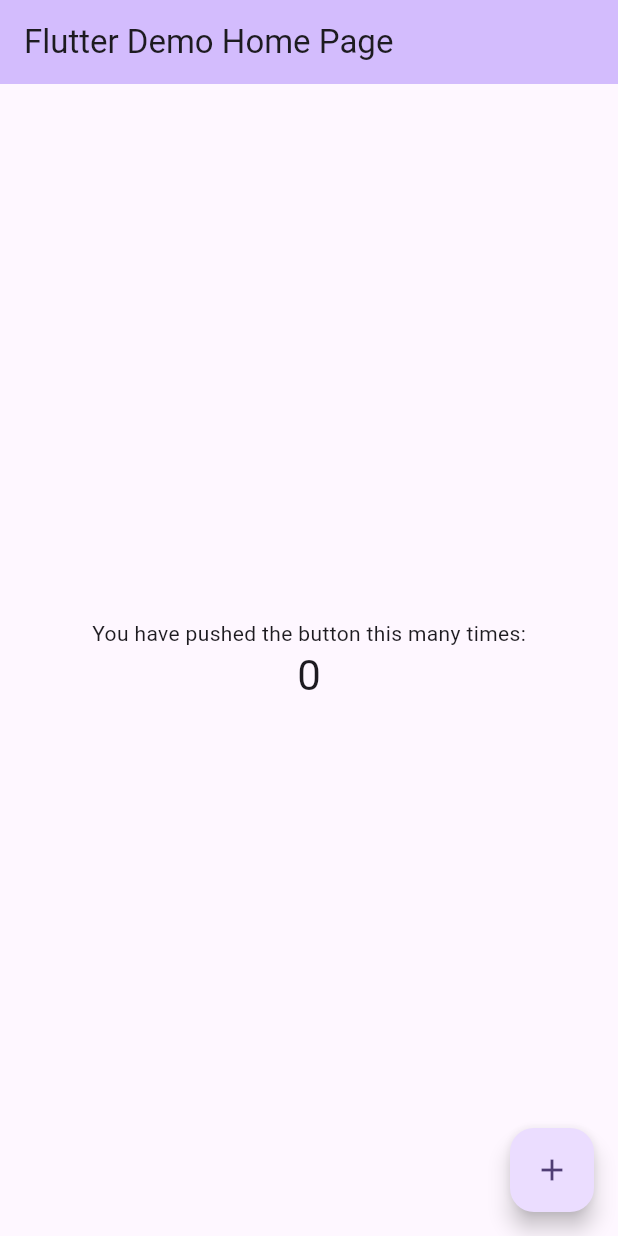
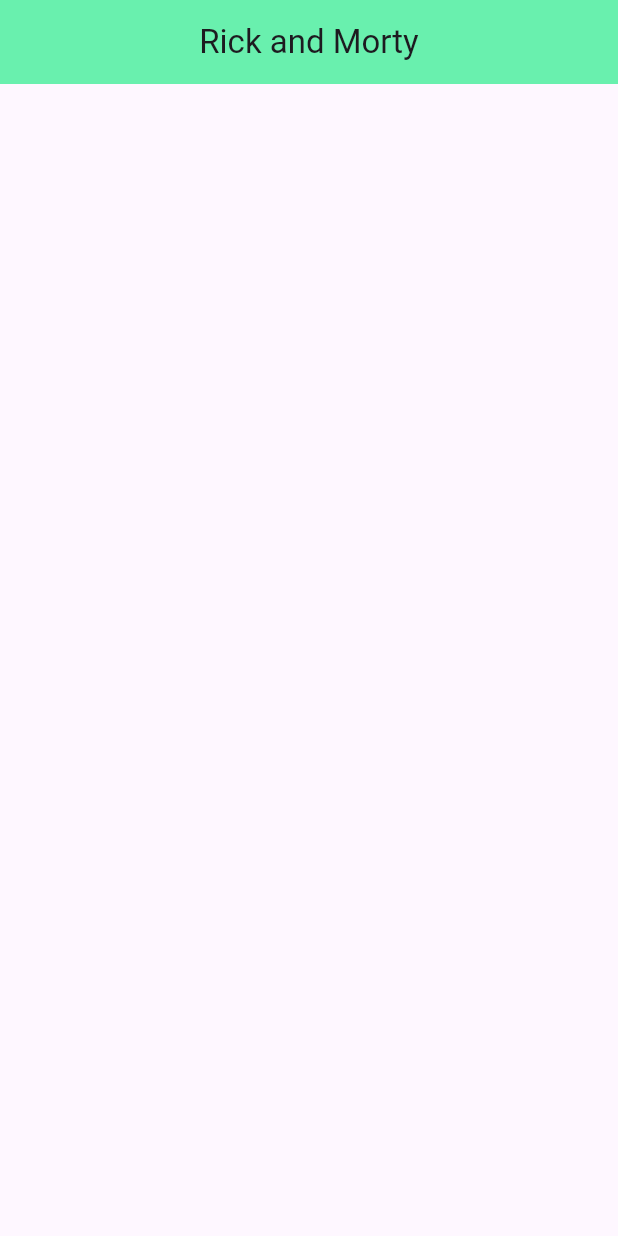
Before and after one commit to JulioNepomuceno/projeto-rick-and-morty, a Flutter app: the screen it shows after launch, on a phone screen of 412 x 824 dp. Run offline on Flutter 3.47's test engine with Material 2 defaults, Android fonts, the phone set to English and light mode, and no system bars.

Commit message:
style:criacao da estrutura de pasta

```diff
--- /dev/null
+++ b/lib/app/modules/home/view/home_view.dart
@@ -0,0 +1,15 @@
+import 'package:flutter/material.dart';
+
+class HomeView extends StatelessWidget {
+  const HomeView({super.key});
+
+  @override
+  Widget build(BuildContext context) {
+    return Scaffold(
+      appBar: AppBar(
+        backgroundColor: Colors.greenAccent,
+        title: const Center(child:  Text('Rick and Morty')),
+      ),
+    );
+  }
+}
--- a/lib/main.dart
+++ b/lib/main.dart
@@ -1,4 +1,5 @@
 import 'package:flutter/material.dart';
+import 'package:projeto_rick_and_morty/app/modules/home/view/home_view.dart';
 
 void main() {
   runApp(const MyApp());
@@ -7,119 +8,16 @@ void main() {
 class MyApp extends StatelessWidget {
   const MyApp({super.key});
 
-  // This widget is the root of your application.
   @override
   Widget build(BuildContext context) {
     return MaterialApp(
+      debugShowCheckedModeBanner: false,
       title: 'Flutter Demo',
       theme: ThemeData(
-        // This is the theme of your application.
-        //
-        // TRY THIS: Try running your application with "flutter run". You'll see
-        // the application has a blue toolbar. Then, without quitting the app,
-        // try changing the seedColor in the colorScheme below to Colors.green
-        // and then invoke "hot reload" (save your changes or press the "hot
-        // reload" button in a Flutter-supported IDE, or press "r" if you used
-        // the command line to start the app).
-        //
-        // Notice that the counter didn't reset back to zero; the application
-        // state is not lost during the reload. To reset the state, use hot
-        // restart instead.
-        //
-        // This works for code too, not just values: Most code changes can be
-        // tested with just a hot reload.
         colorScheme: ColorScheme.fromSeed(seedColor: Colors.deepPurple),
         useMaterial3: true,
       ),
-      home: const MyHomePage(title: 'Flutter Demo Home Page'),
+      home: const HomeView(),
     );
   }
 }
-
-class MyHomePage extends StatefulWidget {
-  const MyHomePage({super.key, required this.title});
-
-  // This widget is the home page of your application. It is stateful, meaning
-  // that it has a State object (defined below) that contains fields that affect
-  // how it looks.
-
-  // This class is the configuration for the state. It holds the values (in this
-  // case the title) provided by the parent (in this case the App widget) and
-  // used by the build method of the State. Fields in a Widget subclass are
-  // always marked "final".
-
-  final String title;
-
-  @override
-  State<MyHomePage> createState() => _MyHomePageState();
-}
-
-class _MyHomePageState extends State<MyHomePage> {
-  int _counter = 0;
-
-  void _incrementCounter() {
-    setState(() {
-      // This call to setState tells the Flutter framework that something has
-      // changed in this State, which causes it to rerun the build method below
-      // so that the display can reflect the updated values. If we changed
-      // _counter without calling setState(), then the build method would not be
-      // called again, and so nothing would appear to happen.
-      _counter++;
-    });
-  }
-
-  @override
-  Widget build(BuildContext context) {
-    // This method is rerun every time setState is called, for instance as done
-    // by the _incrementCounter method above.
-    //
-    // The Flutter framework has been optimized to make rerunning build methods
-    // fast, so that you can just rebuild anything that needs updating rather
-    // than having to individually change instances of widgets.
-    return Scaffold(
-      appBar: AppBar(
-        // TRY THIS: Try changing the color here to a specific color (to
-        // Colors.amber, perhaps?) and trigger a hot reload to see the AppBar
-        // change color while the other colors stay the same.
-        backgroundColor: Theme.of(context).colorScheme.inversePrimary,
-        // Here we take the value from the MyHomePage object that was created by
-        // the App.build method, and use it to set our appbar title.
-        title: Text(widget.title),
-      ),
-      body: Center(
-        // Center is a layout widget. It takes a single child and positions it
-        // in the middle of the parent.
-        child: Column(
-          // Column is also a layout widget. It takes a list of children and
-          // arranges them vertically. By default, it sizes itself to fit its
-          // children horizontally, and tries to be as tall as its parent.
-          //
-          // Column has various properties to control how it sizes itself and
-          // how it positions its children. Here we use mainAxisAlignment to
-          // center the children vertically; the main axis here is the vertical
-          // axis because Columns are vertical (the cross axis would be
-          // horizontal).
-          //
-          // TRY THIS: Invoke "debug painting" (choose the "Toggle Debug Paint"
-          // action in the IDE, or press "p" in the console), to see the
-          // wireframe for each widget.
-          mainAxisAlignment: MainAxisAlignment.center,
-          children: <Widget>[
-            const Text(
-              'You have pushed the button this many times:',
-            ),
-            Text(
-              '$_counter',
-              style: Theme.of(context).textTheme.headlineMedium,
-            ),
-          ],
-        ),
-      ),
-      floatingActionButton: FloatingActionButton(
-        onPressed: _incrementCounter,
-        tooltip: 'Increment',
-        child: const Icon(Icons.add),
-      ), // This trailing comma makes auto-formatting nicer for build methods.
-    );
-  }
-}
```
